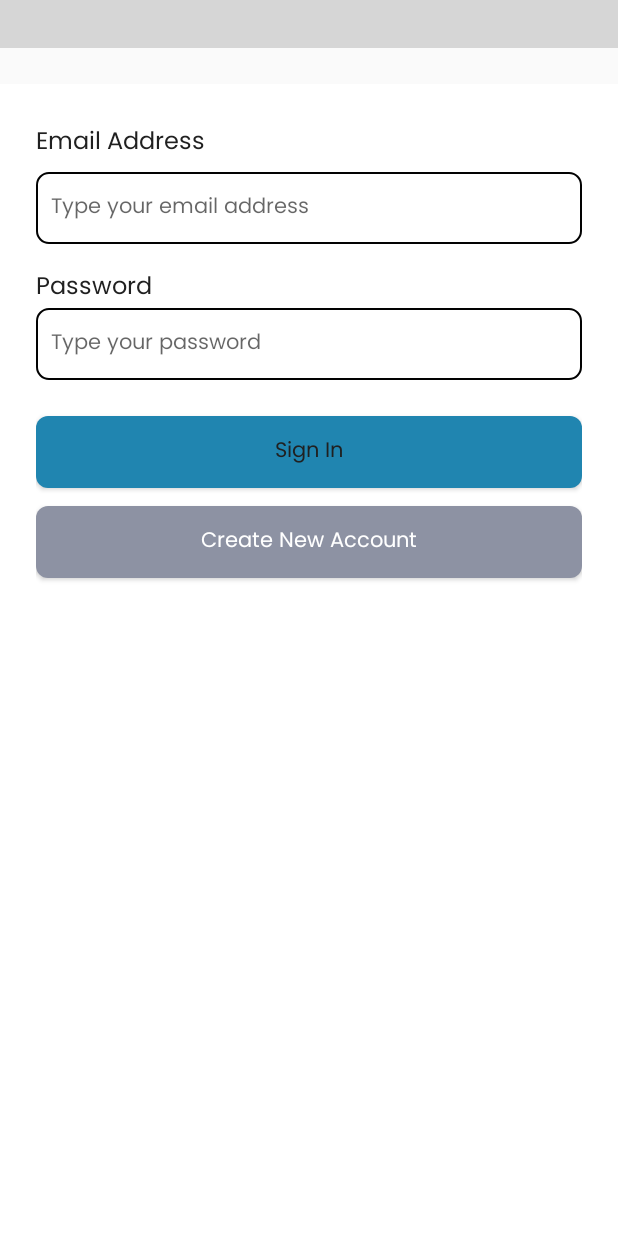
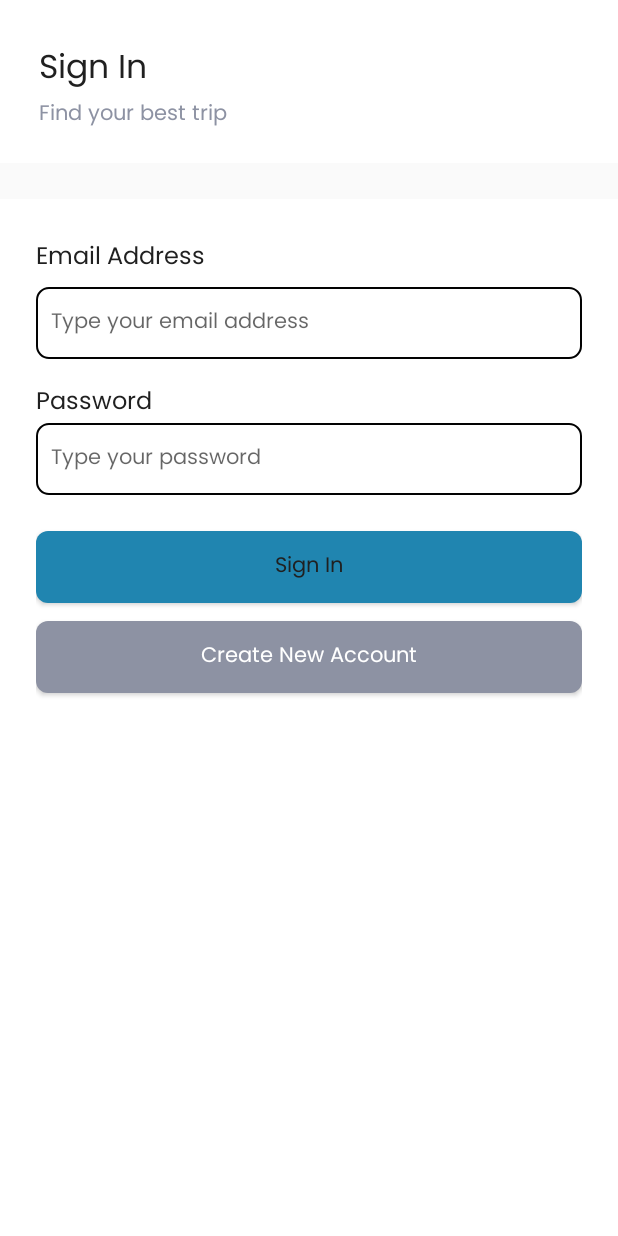
Before and after one commit to ariqlubis/Ojek, an Android app: the screen it shows after launch (AuthActivity), on a phone screen of 412 x 824 dp. Run offline under Robolectric (Android 15) with nearby library versions, the phone set to English and light mode, and no system bars; grey boxes are pictures that could not be loaded.

Commit message:
feat: Update feature

```diff
--- /dev/null
+++ b/app/src/main/java/com/eighteam/ojek/ui/auth/signUp/SignUpSuccessFragment.kt
@@ -0,0 +1,18 @@
+package com.eighteam.ojek.ui.auth.signUp
+
+import android.os.Bundle
+import androidx.fragment.app.Fragment
+import android.view.LayoutInflater
+import android.view.View
+import android.view.ViewGroup
+import com.eighteam.ojek.R
+
+class SignUpSuccessFragment : Fragment() {
+    override fun onCreateView(
+        inflater: LayoutInflater, container: ViewGroup?,
+        savedInstanceState: Bundle?
+    ): View? {
+        // Inflate the layout for this fragment
+        return inflater.inflate(R.layout.fragment_sign_up_success, container, false)
+    }
+}
--- /dev/null
+++ b/app/src/main/res/drawable/icon_back_arrow.xml
@@ -0,0 +1,3 @@
+<vector xmlns:android="http://schemas.android.com/apk/res/android" android:width="24dp" android:height="24dp" android:viewportWidth="24" android:viewportHeight="24">
+    <path android:fillColor="#020202" android:pathData="M11.67,3.87L9.9,2.1 0,12l9.9,9.9 1.77,-1.77L3.54,12z"/>
+</vector>
--- /dev/null
+++ b/app/src/main/res/layout/layout_toolbar.xml
@@ -0,0 +1,29 @@
+<?xml version="1.0" encoding="utf-8"?>
+<androidx.constraintlayout.widget.ConstraintLayout xmlns:android="http://schemas.android.com/apk/res/android"
+    xmlns:app="http://schemas.android.com/apk/res-auto"
+    xmlns:tools="http://schemas.android.com/tools"
+    android:background="#FFFFFF"
+    android:layout_width="match_parent"
+    android:layout_height="wrap_content">
+
+    <androidx.appcompat.widget.Toolbar
+        android:id="@+id/toolbar"
+        android:layout_width="match_parent"
+        android:layout_height="wrap_content"
+        android:layout_marginStart="10dp"
+        android:layout_marginTop="24dp"
+        android:layout_marginEnd="10dp"
+        android:layout_marginBottom="24dp"
+        android:minHeight="?attr/actionBarSize"
+        android:theme="?attr/actionBarTheme"
+        app:layout_constraintBottom_toBottomOf="parent"
+        app:layout_constraintEnd_toEndOf="parent"
+        app:layout_constraintHorizontal_bias="1.0"
+        app:layout_constraintStart_toStartOf="parent"
+        app:layout_constraintTop_toTopOf="parent"
+        app:layout_constraintVertical_bias="1.0"
+        app:subtitleTextAppearance="@style/TextView.PoppinsNormal14sp8D92A3"
+        app:title="Sign In"
+        app:subtitle="Find your best trip"
+        app:titleTextAppearance="@style/TextView.PoppinsNormal22sp020202" />
+</androidx.constraintlayout.widget.ConstraintLayout>
--- a/app/src/main/res/values/strings.xml
+++ b/app/src/main/res/values/strings.xml
@@ -24,4 +24,5 @@
     <string name="hello_first_fragment">Hello first fragment</string>
     <string name="hello_second_fragment">Hello second fragment. Arg: %1$s</string>
     <string name="ojek">OJEK</string>
+    <string name="sign_up_success">Sign Up Success!!!</string>
 </resources>
```
